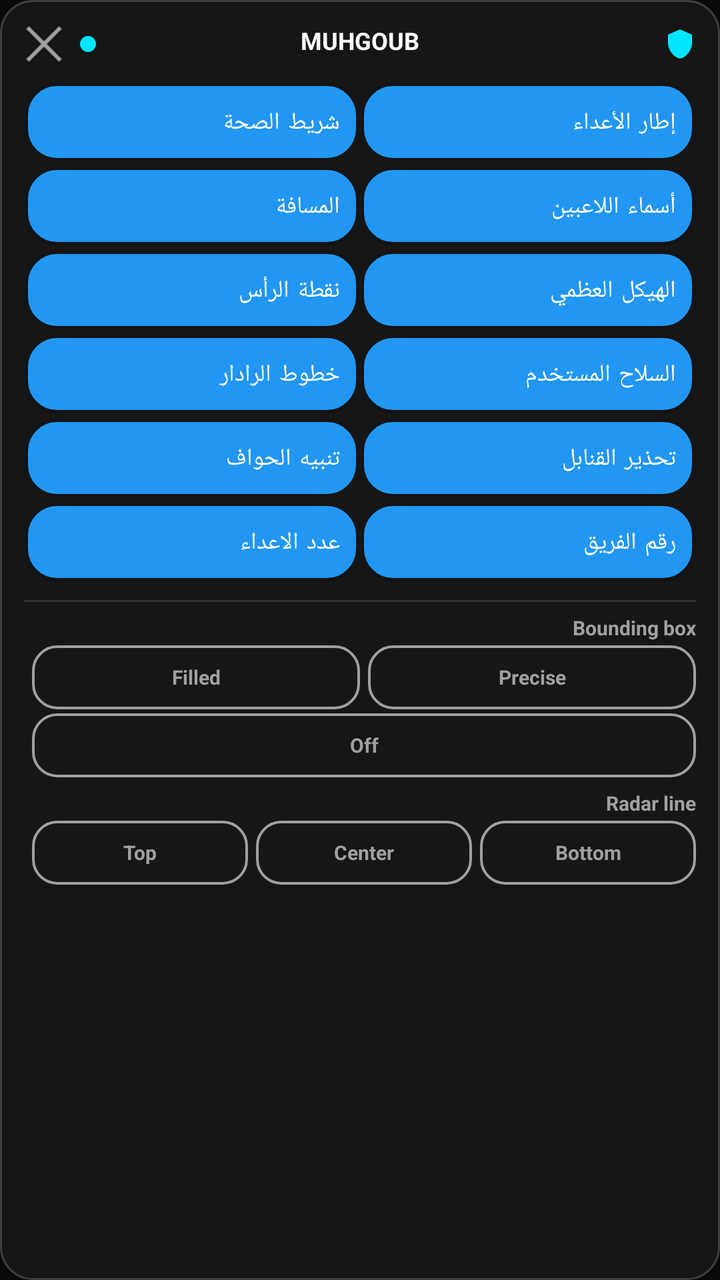
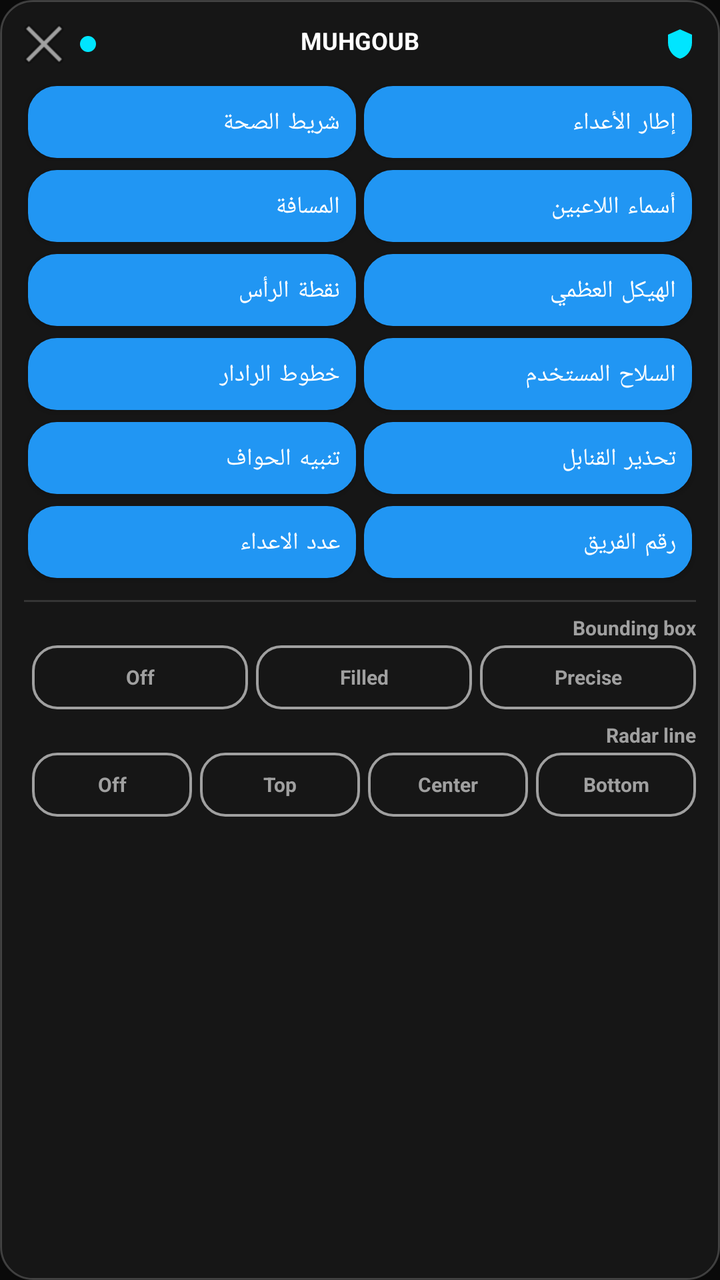

Screens rendered from an Android XML layout before and after an edit, with the pre-edit source and the edit as a unified diff.
<!-- AndroidManifest.xml: application theme Theme.MuhgoubHUD -->
<!-- res/layout/overlay_panel.xml -->
<?xml version="1.0" encoding="utf-8"?>
<FrameLayout xmlns:android="http://schemas.android.com/apk/res/android"
    android:id="@+id/panelRoot"
    android:layout_width="match_parent"
    android:layout_height="match_parent"
    android:background="@drawable/bg_panel">

    <ScrollView
        android:layout_width="match_parent"
        android:layout_height="match_parent"
        android:scrollbars="none">

    <LinearLayout
        android:layout_width="match_parent"
        android:layout_height="wrap_content"
        android:layoutDirection="rtl"
        android:orientation="vertical"
        android:padding="12dp">

    <FrameLayout
        android:id="@+id/dragHandle"
        android:layout_width="match_parent"
        android:layout_height="wrap_content"
        android:paddingBottom="8dp">

        <TextView
            android:layout_width="match_parent"
            android:layout_height="wrap_content"
            android:gravity="center"
            android:text="@string/app_name"
            android:textColor="@color/text_primary"
            android:textSize="12sp"
            android:textStyle="bold" />

        <LinearLayout
            android:layout_width="match_parent"
            android:layout_height="wrap_content"
            android:gravity="center_vertical"
            android:orientation="horizontal">

            <ImageView
                android:layout_width="16dp"
                android:layout_height="16dp"
                android:src="@drawable/ic_shield" />

            <View
                android:layout_width="0dp"
                android:layout_height="1dp"
                android:layout_weight="1" />

            <View
                android:id="@+id/statusDot"
                android:layout_width="8dp"
                android:layout_height="8dp"
                android:layout_marginEnd="8dp"
                android:background="@drawable/bg_icon_circle_accent" />

            <ImageButton
                android:id="@+id/btnMinimize"
                android:layout_width="20dp"
                android:layout_height="20dp"
                android:background="@android:color/transparent"
                android:contentDescription="@string/close_panel"
                android:src="@android:drawable/ic_menu_close_clear_cancel" />

        </LinearLayout>
    </FrameLayout>

    
    <GridLayout
        android:id="@+id/gridTools"
        android:layout_width="match_parent"
        android:layout_height="wrap_content"
        android:columnCount="2"
        android:rowCount="6">

        <Button android:id="@+id/btnTool0" style="@style/HudToggleButton" android:text="إطار الأعداء" />
        <Button android:id="@+id/btnTool1" style="@style/HudToggleButton" android:text="شريط الصحة" />
        <Button android:id="@+id/btnTool2" style="@style/HudToggleButton" android:text="أسماء اللاعبين" />
        <Button android:id="@+id/btnTool3" style="@style/HudToggleButton" android:text="المسافة" />
        <Button android:id="@+id/btnTool4" style="@style/HudToggleButton" android:text="الهيكل العظمي" />
        <Button android:id="@+id/btnTool5" style="@style/HudToggleButton" android:text="نقطة الرأس" />
        <Button android:id="@+id/btnTool6" style="@style/HudToggleButton" android:text="السلاح المستخدم" />
        <Button android:id="@+id/btnTool7" style="@style/HudToggleButton" android:text="خطوط الرادار" />
        <Button android:id="@+id/btnTool8" style="@style/HudToggleButton" android:text="تحذير القنابل" />
        <Button android:id="@+id/btnTool9" style="@style/HudToggleButton" android:text="تنبيه الحواف" />
        <Button android:id="@+id/btnTool10" style="@style/HudToggleButton" android:text="رقم الفريق" />
        <Button android:id="@+id/btnTool11" style="@style/HudToggleButton" android:text="عدد الاعداء" />

    </GridLayout>

    <View
        android:layout_width="match_parent"
        android:layout_height="1dp"
        android:layout_marginTop="8dp"
        android:layout_marginBottom="6dp"
        android:background="#22FFFFFF" />

    
    <TextView
        android:layout_width="wrap_content"
        android:layout_height="wrap_content"
        android:text="Bounding box"
        android:textColor="@color/text_secondary"
        android:textSize="10sp"
        android:textStyle="bold" />

    <LinearLayout
        android:layout_width="match_parent"
        android:layout_height="wrap_content"
        android:layout_marginTop="2dp"
        android:orientation="vertical">

        <LinearLayout
            android:layout_width="match_parent"
            android:layout_height="wrap_content"
            android:orientation="horizontal">

            <RadioButton android:id="@+id/rbAlignBottom" style="@style/HudRadioButton" android:layout_width="0dp" android:layout_weight="1" android:text="Precise" />
            <RadioButton android:id="@+id/rbAlignMid" style="@style/HudRadioButton" android:layout_width="0dp" android:layout_weight="1" android:text="Filled" />

        </LinearLayout>

        <LinearLayout
            android:layout_width="match_parent"
            android:layout_height="wrap_content"
            android:layout_marginTop="2dp"
            android:orientation="horizontal">

            <RadioButton android:id="@+id/rbAlignTop" style="@style/HudRadioButton" android:layout_width="0dp" android:layout_weight="1" android:text="Off" />
            
            <RadioButton android:id="@+id/rbAlignOff" style="@style/HudRadioButton" android:layout_width="0dp" android:layout_weight="1" android:text="Off" android:visibility="gone" />

        </LinearLayout>
    </LinearLayout>

    
    <TextView
        android:layout_width="wrap_content"
        android:layout_height="wrap_content"
        android:layout_marginTop="6dp"
        android:text="Radar line"
        android:textColor="@color/text_secondary"
        android:textSize="10sp"
        android:textStyle="bold" />

    <RadioGroup
        android:id="@+id/radioStatus"
        android:layout_width="match_parent"
        android:layout_height="wrap_content"
        android:layout_marginTop="2dp"
        android:orientation="horizontal">

        <RadioButton android:id="@+id/rbStatusPrcs" style="@style/HudRadioButton" android:layout_width="0dp" android:layout_weight="1" android:text="Bottom" />
        <RadioButton android:id="@+id/rbStatusFill" style="@style/HudRadioButton" android:layout_width="0dp" android:layout_weight="1" android:text="Center" />
        <RadioButton android:id="@+id/rbStatusOff" style="@style/HudRadioButton" android:layout_width="0dp" android:layout_weight="1" android:text="Top" />

    </RadioGroup>

    </LinearLayout>
    </ScrollView>
</FrameLayout>
<!-- resources referenced by this layout -->
<resources>
  <color name="text_primary">#FFFFFFFF</color>
  <color name="text_secondary">#FFA0A0A0</color>
  <!-- drawable bg_icon_circle_accent (drawable) -->
  <?xml version="1.0" encoding="utf-8"?>
  <shape xmlns:android="http://schemas.android.com/apk/res/android"
      android:shape="oval">
      <solid android:color="#00E5FF" />
  </shape>
  <!-- drawable bg_panel (drawable) -->
  <?xml version="1.0" encoding="utf-8"?>
  <shape xmlns:android="http://schemas.android.com/apk/res/android"
      android:shape="rectangle">
      <solid android:color="#CC1A1A1A" />
      <corners android:radius="16dp" />
      <stroke android:width="1dp" android:color="#33FFFFFF" />
  </shape>
  <!-- drawable ic_shield (drawable) -->
  <?xml version="1.0" encoding="utf-8"?>
  <vector xmlns:android="http://schemas.android.com/apk/res/android"
      android:width="24dp"
      android:height="24dp"
      android:viewportWidth="24"
      android:viewportHeight="24">
      <path
          android:fillColor="#00E5FF"
          android:pathData="M12,1L3,5v6c0,5.55 3.84,10.74 9,12 5.16,-1.26 9,-6.45 9,-12V5l-9,-4z"/>
  </vector>
  <string name="app_name">MUHGOUB</string>
  <string name="close_panel">إغلاق</string>
  <style name="Theme.MuhgoubHUD" parent="Theme.MaterialComponents.DayNight.NoActionBar">
          <item name="colorPrimary">@color/accent</item>
          <item name="colorPrimaryDark">@color/pure_black</item>
          <item name="colorAccent">@color/cyan_accent</item>
          <item name="android:windowBackground">@color/bg_dark</item>
          <item name="android:statusBarColor">@color/pure_black</item>
          <item name="android:navigationBarColor">@color/pure_black</item>
          <item name="android:windowLightStatusBar" tools:targetApi="m">false</item>
      </style>
  <!-- drawable segment_background_selector (drawable) -->
  <?xml version="1.0" encoding="utf-8"?>
  <selector xmlns:android="http://schemas.android.com/apk/res/android">
      <item android:state_checked="true" android:drawable="@drawable/bg_segment_filled" />
      <item android:state_checked="false" android:drawable="@drawable/bg_segment_outline" />
  </selector>
  <!-- drawable bg_toggle_off (drawable) -->
  <?xml version="1.0" encoding="utf-8"?>
  <shape xmlns:android="http://schemas.android.com/apk/res/android"
      android:shape="rectangle">
      <solid android:color="@color/toggle_off" />
      <stroke android:width="1dp" android:color="@color/toggle_off_border" />
      <corners android:radius="14dp" />
  </shape>
  <color name="accent">#FF2196F3</color>
  <color name="pure_black">#FF000000</color>
  <color name="cyan_accent">#FF2FD8CE</color>
  <color name="bg_dark">#FF0A0A0A</color>
  <!-- drawable bg_segment_filled (drawable) -->
  <?xml version="1.0" encoding="utf-8"?>
  <shape xmlns:android="http://schemas.android.com/apk/res/android"
      android:shape="rectangle">
      <solid android:color="@color/teal_accent" />
      <corners android:radius="12dp" />
  </shape>
  <!-- drawable bg_segment_outline (drawable) -->
  <?xml version="1.0" encoding="utf-8"?>
  <shape xmlns:android="http://schemas.android.com/apk/res/android"
      android:shape="rectangle">
      <solid android:color="@android:color/transparent" />
      <stroke android:width="1.2dp" android:color="@color/text_secondary" />
      <corners android:radius="12dp" />
  </shape>
  <color name="toggle_off">#FF2A2A2A</color>
  <color name="toggle_off_border">#FF3D3D3D</color>
  <color name="teal_accent">#FF2FD8CE</color>
  <!-- unchanged entries left out for length: 2 -->
</resources>

<!-- the commit's change to res/layout/overlay_panel.xml (unified diff, before → after) -->
@@ -105,34 +105,18 @@
         android:textSize="10sp"
         android:textStyle="bold" />
 
-    <LinearLayout
+    <RadioGroup
+        android:id="@+id/radioBoundingBox"
         android:layout_width="match_parent"
         android:layout_height="wrap_content"
         android:layout_marginTop="2dp"
-        android:orientation="vertical">
+        android:orientation="horizontal">
 
-        <LinearLayout
-            android:layout_width="match_parent"
-            android:layout_height="wrap_content"
-            android:orientation="horizontal">
+        <RadioButton android:id="@+id/rbBoxPrecise" style="@style/HudRadioButton" android:layout_width="0dp" android:layout_weight="1" android:text="Precise" />
+        <RadioButton android:id="@+id/rbBoxFilled" style="@style/HudRadioButton" android:layout_width="0dp" android:layout_weight="1" android:text="Filled" />
+        <RadioButton android:id="@+id/rbBoxOff" style="@style/HudRadioButton" android:layout_width="0dp" android:layout_weight="1" android:text="Off" />
 
-            <RadioButton android:id="@+id/rbAlignBottom" style="@style/HudRadioButton" android:layout_width="0dp" android:layout_weight="1" android:text="Precise" />
-            <RadioButton android:id="@+id/rbAlignMid" style="@style/HudRadioButton" android:layout_width="0dp" android:layout_weight="1" android:text="Filled" />
-
-        </LinearLayout>
-
-        <LinearLayout
-            android:layout_width="match_parent"
-            android:layout_height="wrap_content"
-            android:layout_marginTop="2dp"
-            android:orientation="horizontal">
-
-            <RadioButton android:id="@+id/rbAlignTop" style="@style/HudRadioButton" android:layout_width="0dp" android:layout_weight="1" android:text="Off" />
-            
-            <RadioButton android:id="@+id/rbAlignOff" style="@style/HudRadioButton" android:layout_width="0dp" android:layout_weight="1" android:text="Off" android:visibility="gone" />
-
-        </LinearLayout>
-    </LinearLayout>
+    </RadioGroup>
 
     
     <TextView
@@ -145,15 +129,16 @@
         android:textStyle="bold" />
 
     <RadioGroup
-        android:id="@+id/radioStatus"
+        android:id="@+id/radioRadarLine"
         android:layout_width="match_parent"
         android:layout_height="wrap_content"
         android:layout_marginTop="2dp"
         android:orientation="horizontal">
 
-        <RadioButton android:id="@+id/rbStatusPrcs" style="@style/HudRadioButton" android:layout_width="0dp" android:layout_weight="1" android:text="Bottom" />
-        <RadioButton android:id="@+id/rbStatusFill" style="@style/HudRadioButton" android:layout_width="0dp" android:layout_weight="1" android:text="Center" />
-        <RadioButton android:id="@+id/rbStatusOff" style="@style/HudRadioButton" android:layout_width="0dp" android:layout_weight="1" android:text="Top" />
+        <RadioButton android:id="@+id/rbRadarBottom" style="@style/HudRadioButton" android:layout_width="0dp" android:layout_weight="1" android:text="Bottom" />
+        <RadioButton android:id="@+id/rbRadarCenter" style="@style/HudRadioButton" android:layout_width="0dp" android:layout_weight="1" android:text="Center" />
+        <RadioButton android:id="@+id/rbRadarTop" style="@style/HudRadioButton" android:layout_width="0dp" android:layout_weight="1" android:text="Top" />
+        <RadioButton android:id="@+id/rbRadarOff" style="@style/HudRadioButton" android:layout_width="0dp" android:layout_weight="1" android:text="Off" />
 
     </RadioGroup>
 
